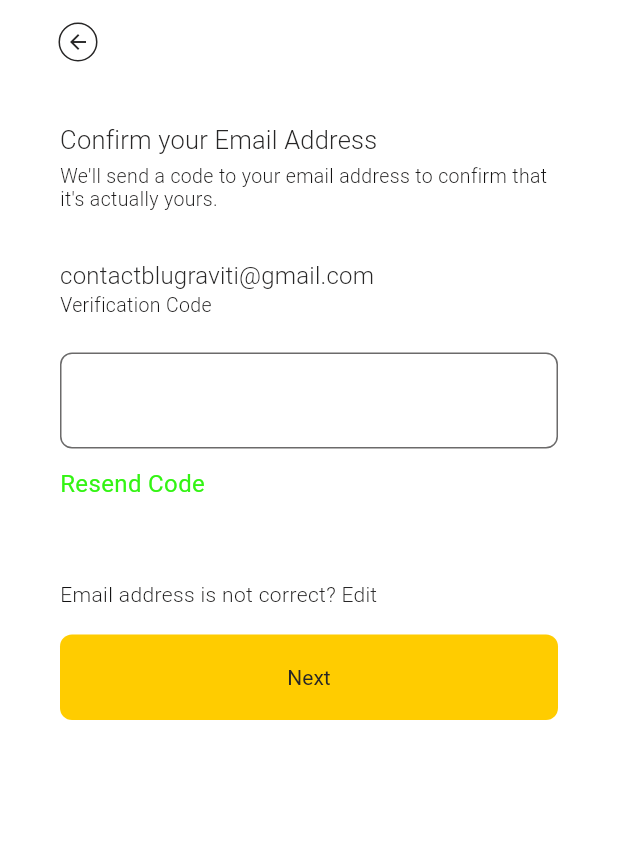
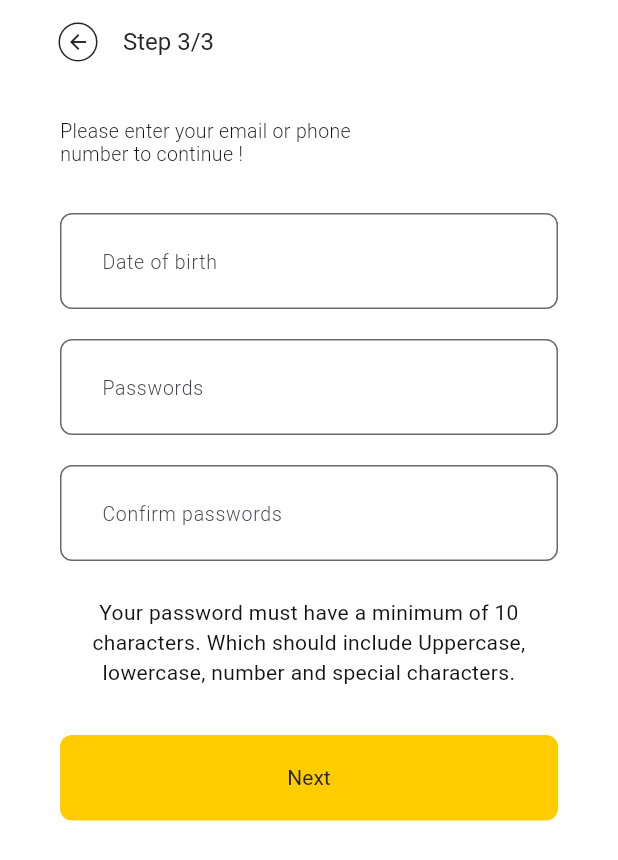
Before and after one commit to De-Morgan/xcrow, a Flutter app: the ConfirmEmailPage screen opened directly, after a tap on "Next", on a phone screen of 412 x 824 dp. Shown: the top 860 px of the screen. Run offline on Flutter 3.47's test engine with Material 3 defaults, Android fonts, the phone set to English and light mode, and no system bars; our stand-ins replace dio, flutter_svg, hooks_riverpod.

Commit message:
signup step 3

```diff
--- a/lib/ui/onboarding/pages/confirm_email_page.dart
+++ b/lib/ui/onboarding/pages/confirm_email_page.dart
@@ -1,5 +1,6 @@
 import 'package:flutter/material.dart';
 import 'package:xcrow/ui/home_page/widgets/nav_page_padding.dart';
+import 'package:xcrow/ui/onboarding/pages/sign_up_step_three.dart';
 import 'package:xcrow/ui/shared/app_button.dart';
 import 'package:xcrow/ui/shared/appbar_widget.dart';
 import 'package:xcrow/ui/shared/text_action_row.dart';
@@ -76,7 +77,9 @@ class ConfirmEmailPage extends StatelessWidget {
                 ),
                 const SizedBox(height: 16),
                 AppButton.elevatedButton(
-                  onPressed: () {},
+                  onPressed: () {
+                    context.push(SignUpStepThree());
+                  },
                   label: 'Next',
                 )
               ],
--- /dev/null
+++ b/lib/ui/onboarding/pages/sign_up_step_three.dart
@@ -0,0 +1,70 @@
+import 'package:flutter/material.dart';
+import 'package:xcrow/ui/home_page/pages/mother_page.dart';
+import 'package:xcrow/ui/home_page/widgets/nav_page_padding.dart';
+import 'package:xcrow/ui/shared/app_button.dart';
+import 'package:xcrow/ui/shared/appbar_widget.dart';
+import 'package:xcrow/ui/theme/font_familty.dart';
+import 'package:xcrow/ui/utils/context_extension.dart';
+
+class SignUpStepThree extends StatelessWidget {
+  const SignUpStepThree({super.key});
+
+  @override
+  Widget build(
+    BuildContext context,
+  ) {
+    return ScaffoldPagePaddingWidget(
+      horizontal: 24,
+      child: Scaffold(
+        appBar: AppBarWidget(
+          title: 'Step 3/3',
+        ),
+        body: SingleChildScrollView(
+          child: Padding(
+            padding: const EdgeInsets.symmetric(horizontal: 16.0),
+            child: Column(
+              crossAxisAlignment: CrossAxisAlignment.start,
+              children: [
+                SizedBox(height: 24),
+                Text(
+                  "Please enter your email or phone\nnumber to continue !",
+                  style: context.bodyMedium?.copyWith(
+                      fontSize: 13,
+                      fontWeight: FontWeight.w300,
+                      fontFamily: FontFamily.light,
+                      height: 16.4 / 14),
+                ),
+                const SizedBox(height: 32),
+                TextField(
+                  decoration: InputDecoration(hintText: 'Date of birth'),
+                ),
+                const SizedBox(height: 20),
+                TextField(
+                  decoration: InputDecoration(hintText: 'Passwords'),
+                ),
+                const SizedBox(height: 20),
+                TextField(
+                  decoration: InputDecoration(hintText: 'Confirm passwords'),
+                ),
+                const SizedBox(height: 24),
+                Text(
+                  'Your password must have a minimum of 10 characters. Which should include Uppercase, lowercase, number and special characters.',
+                  textAlign: TextAlign.center,
+                  style:
+                      context.bodyMedium?.copyWith(fontWeight: FontWeight.w300),
+                ),
+                const SizedBox(height: 32),
+                AppButton.elevatedButton(
+                  onPressed: () {
+                    context.push(MotherPage());
+                  },
+                  label: 'Next',
+                )
+              ],
+            ),
+          ),
+        ),
+      ),
+    );
+  }
+}
```
